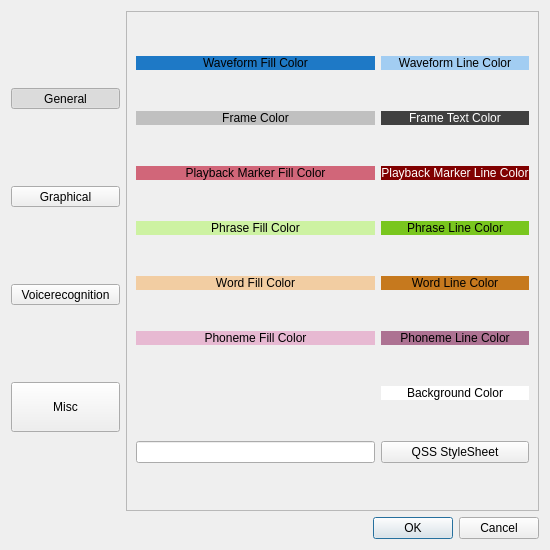
Qt form rsrc/settings.ui (morevnaproject-org/papagayo-ng) before a commit.
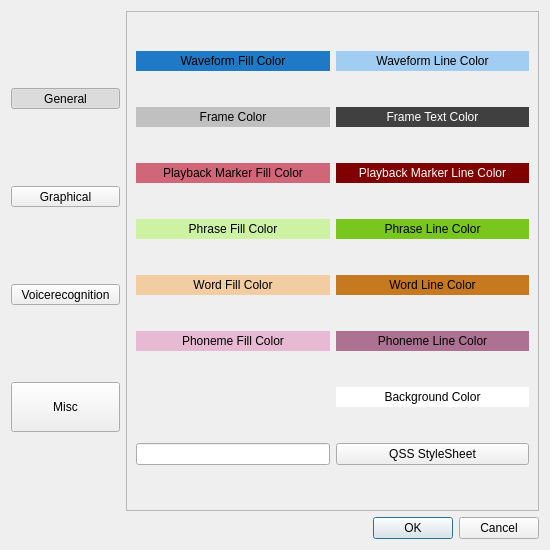
The same form after that commit. The open tabs and pages were chosen to show the change. Icons and pictures are not drawn.

Commit message: Apply Stylesheet to whole program. Added some fixes so that the About Dialog and the MouthView look more normal then. Changed the style of the resize handles to be solid, the previous version looked worse. Fixed a possible bug when applying the saved volume.

```diff
--- a/rsrc/settings.ui
+++ b/rsrc/settings.ui
@@ -254,6 +254,12 @@
        </item>
        <item row="1" column="2">
         <widget class="QPushButton" name="frame_text_color">
+         <property name="minimumSize">
+          <size>
+           <width>0</width>
+           <height>20</height>
+          </size>
+         </property>
          <property name="styleSheet">
           <string notr="true">background-color: rgb(64, 64, 64);
 color: rgb(255, 255, 255);
@@ -264,8 +270,14 @@
          </property>
         </widget>
        </item>
-       <item row="4" column="1">
+       <item row="4" column="0">
         <widget class="QPushButton" name="word_fill_color">
+         <property name="minimumSize">
+          <size>
+           <width>0</width>
+           <height>20</height>
+          </size>
+         </property>
          <property name="styleSheet">
           <string notr="true">background-color: rgb(242, 205, 162);
 border: transparent;</string>
@@ -275,19 +287,48 @@
          </property>
         </widget>
        </item>
-       <item row="1" column="1">
-        <widget class="QPushButton" name="frame_color">
+       <item row="4" column="2">
+        <widget class="QPushButton" name="word_line_color">
+         <property name="minimumSize">
+          <size>
+           <width>0</width>
+           <height>20</height>
+          </size>
+         </property>
          <property name="styleSheet">
-          <string notr="true">background-color: rgb(192, 192, 192);
+          <string notr="true">background-color: rgb(198, 121, 30);
 border: transparent;</string>
          </property>
          <property name="text">
-          <string>Frame Color</string>
+          <string>Word Line Color</string>
          </property>
         </widget>
        </item>
-       <item row="2" column="1">
+       <item row="3" column="2">
+        <widget class="QPushButton" name="phrase_line_color">
+         <property name="minimumSize">
+          <size>
+           <width>0</width>
+           <height>20</height>
+          </size>
+         </property>
+         <property name="styleSheet">
+          <string notr="true">background-color: rgb(121, 198, 30);
+border: transparent;</string>
+         </property>
+         <property name="text">
+          <string>Phrase Line Color</string>
+         </property>
+        </widget>
+       </item>
+       <item row="2" column="0">
         <widget class="QPushButton" name="playback_fill_color">
+         <property name="minimumSize">
+          <size>
+           <width>0</width>
+           <height>20</height>
+          </size>
+         </property>
          <property name="styleSheet">
           <string notr="true">background-color: rgb(209, 102, 121);
 border: transparent;</string>
@@ -297,19 +338,31 @@
          </property>
         </widget>
        </item>
-       <item row="5" column="1">
-        <widget class="QPushButton" name="phoneme_fill_color">
+       <item row="1" column="0">
+        <widget class="QPushButton" name="frame_color">
+         <property name="minimumSize">
+          <size>
+           <width>0</width>
+           <height>20</height>
+          </size>
+         </property>
          <property name="styleSheet">
-          <string notr="true">background-color: rgb(231, 185, 210);
+          <string notr="true">background-color: rgb(192, 192, 192);
 border: transparent;</string>
          </property>
          <property name="text">
-          <string>Phoneme Fill Color</string>
+          <string>Frame Color</string>
          </property>
         </widget>
        </item>
-       <item row="0" column="1">
+       <item row="0" column="0">
         <widget class="QPushButton" name="wave_fill_color">
+         <property name="minimumSize">
+          <size>
+           <width>0</width>
+           <height>20</height>
+          </size>
+         </property>
          <property name="styleSheet">
           <string notr="true">background-color: rgb(30, 121, 198);
 border: transparent;</string>
@@ -324,6 +377,12 @@
        </item>
        <item row="5" column="2">
         <widget class="QPushButton" name="phoneme_line_color">
+         <property name="minimumSize">
+          <size>
+           <width>0</width>
+           <height>20</height>
+          </size>
+         </property>
          <property name="styleSheet">
           <string notr="true">background-color: rgb(173, 114, 146);
 border: transparent;</string>
@@ -333,19 +392,14 @@
          </property>
         </widget>
        </item>
-       <item row="3" column="1">
-        <widget class="QPushButton" name="phrase_fill_color">
-         <property name="styleSheet">
-          <string notr="true">background-color: rgb(205, 242, 162);
-border: transparent;</string>
-         </property>
-         <property name="text">
-          <string>Phrase Fill Color</string>
-         </property>
-        </widget>
-       </item>
        <item row="2" column="2">
         <widget class="QPushButton" name="playback_line_color">
+         <property name="minimumSize">
+          <size>
+           <width>0</width>
+           <height>20</height>
+          </size>
+         </property>
          <property name="styleSheet">
           <string notr="true">background-color: rgb(128, 0, 0);
 color: rgb(255, 255, 255);
@@ -356,49 +410,99 @@
          </property>
         </widget>
        </item>
-       <item row="4" column="2">
-        <widget class="QPushButton" name="word_line_color">
-         <property name="styleSheet">
-          <string notr="true">background-color: rgb(198, 121, 30);
-border: transparent;</string>
-         </property>
-         <property name="text">
-          <string>Word Line Color</string>
-         </property>
-        </widget>
-       </item>
-       <item row="3" column="2">
-        <widget class="QPushButton" name="phrase_line_color">
-         <property name="styleSheet">
-          <string notr="true">background-color: rgb(121, 198, 30);
-border: transparent;</string>
-         </property>
-         <property name="text">
-          <string>Phrase Line Color</string>
-         </property>
-        </widget>
-       </item>
-       <item row="6" column="2">
-        <widget class="QPushButton" name="bg_fill_color">
-         <property name="styleSheet">
-          <string notr="true">background-color: rgb(255, 255, 255);
-border: transparent;</string>
-         </property>
-         <property name="text">
-          <string>Background Color</string>
-         </property>
-        </widget>
-       </item>
-       <item row="7" column="1">
+       <item row="7" column="0">
         <widget class="QLineEdit" name="qss_path"/>
        </item>
        <item row="7" column="2">
         <widget class="QPushButton" name="set_qss_path_button">
+         <property name="sizePolicy">
+          <sizepolicy hsizetype="MinimumExpanding" vsizetype="Fixed">
+           <horstretch>0</horstretch>
+           <verstretch>0</verstretch>
+          </sizepolicy>
+         </property>
          <property name="text">
           <string>QSS StyleSheet</string>
          </property>
         </widget>
        </item>
+       <item row="0" column="2">
+        <widget class="QPushButton" name="wave_line_color">
+         <property name="minimumSize">
+          <size>
+           <width>0</width>
+           <height>20</height>
+          </size>
+         </property>
+         <property name="styleSheet">
+          <string notr="true">background-color: rgb(162, 205, 242);
+border: transparent;</string>
+         </property>
+         <property name="text">
+          <string>Waveform Line Color</string>
+         </property>
+         <property name="flat">
+          <bool>false</bool>
+         </property>
+        </widget>
+       </item>
+       <item row="5" column="0">
+        <widget class="QPushButton" name="phoneme_fill_color">
+         <property name="minimumSize">
+          <size>
+           <width>0</width>
+           <height>20</height>
+          </size>
+         </property>
+         <property name="styleSheet">
+          <string notr="true">background-color: rgb(231, 185, 210);
+border: transparent;</string>
+         </property>
+         <property name="text">
+          <string>Phoneme Fill Color</string>
+         </property>
+        </widget>
+       </item>
+       <item row="3" column="0">
+        <widget class="QPushButton" name="phrase_fill_color">
+         <property name="minimumSize">
+          <size>
+           <width>0</width>
+           <height>20</height>
+          </size>
+         </property>
+         <property name="styleSheet">
+          <string notr="true">background-color: rgb(205, 242, 162);
+border: transparent;</string>
+         </property>
+         <property name="text">
+          <string>Phrase Fill Color</string>
+         </property>
+        </widget>
+       </item>
+       <item row="6" column="2">
+        <widget class="QPushButton" name="bg_fill_color">
+         <property name="sizePolicy">
+          <sizepolicy hsizetype="Minimum" vsizetype="Fixed">
+           <horstretch>0</horstretch>
+           <verstretch>0</verstretch>
+          </sizepolicy>
+         </property>
+         <property name="minimumSize">
+          <size>
+           <width>0</width>
+           <height>20</height>
+          </size>
+         </property>
+         <property name="styleSheet">
+          <string notr="true">background-color: rgb(255, 255, 255);
+border: transparent;</string>
+         </property>
+         <property name="text">
+          <string>Background Color</string>
+         </property>
+        </widget>
+       </item>
       </layout>
      </widget>
      <widget class="QWidget" name="voice">
```
Left out of the diff: 29 changed lines with no effect on the pictures. The commit also changes 4 other files.
